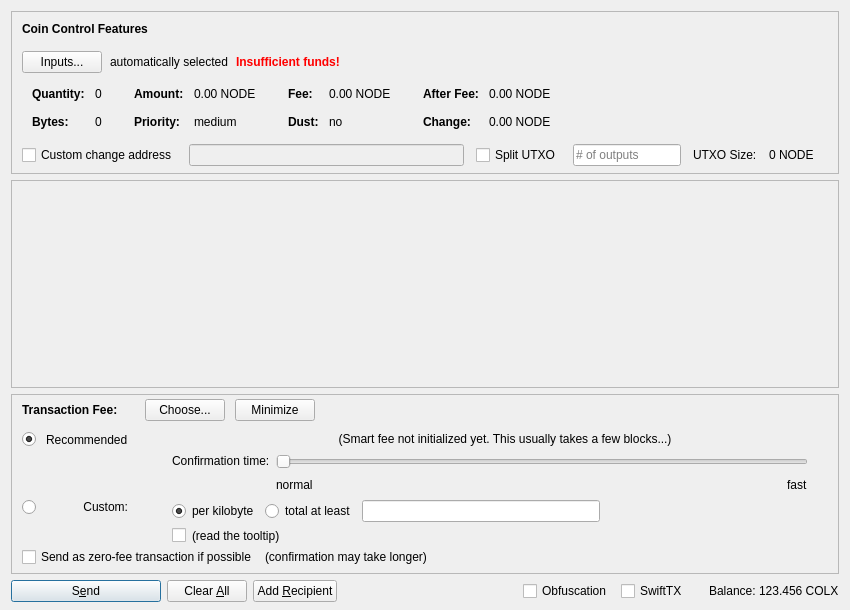
Qt form src/qt/forms/sendcoinsdialog.ui (zeronode-project/zeronode) before a commit.
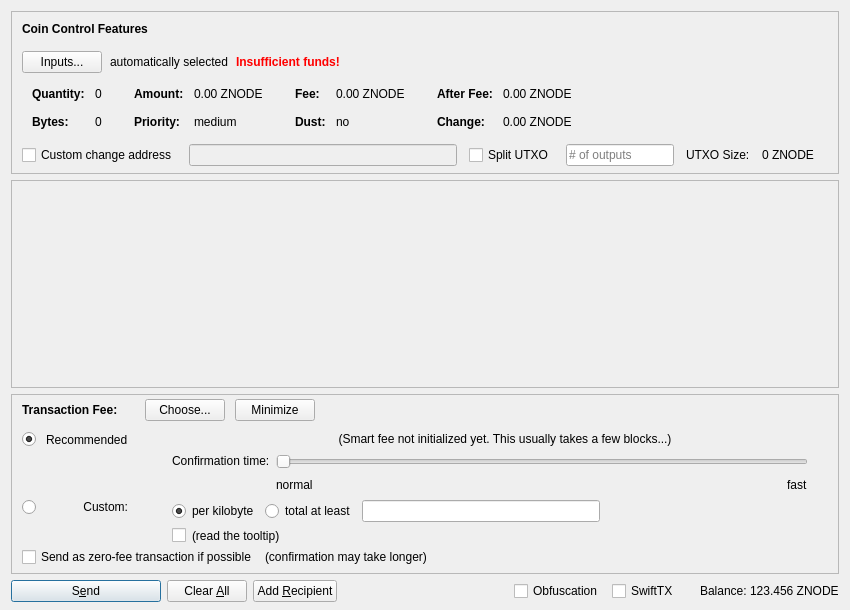
The same form after that commit. Icons and pictures are not drawn. Custom widgets are drawn as their Qt base class.

Patch:
```diff
--- a/src/qt/forms/sendcoinsdialog.ui
+++ b/src/qt/forms/sendcoinsdialog.ui
@@ -324,7 +324,7 @@
                   <enum>Qt::ActionsContextMenu</enum>
                  </property>
                  <property name="text">
-                  <string notr="true">0.00 NODE</string>
+                  <string notr="true">0.00 ZNODE</string>
                  </property>
                  <property name="textInteractionFlags">
                   <set>Qt::LinksAccessibleByMouse|Qt::TextSelectableByKeyboard|Qt::TextSelectableByMouse</set>
@@ -404,7 +404,7 @@
                   <enum>Qt::ActionsContextMenu</enum>
                  </property>
                  <property name="text">
-                  <string notr="true">0.00 NODE</string>
+                  <string notr="true">0.00 ZNODE</string>
                  </property>
                  <property name="textInteractionFlags">
                   <set>Qt::LinksAccessibleByMouse|Qt::TextSelectableByKeyboard|Qt::TextSelectableByMouse</set>
@@ -484,7 +484,7 @@
                   <enum>Qt::ActionsContextMenu</enum>
                  </property>
                  <property name="text">
-                  <string notr="true">0.00 NODE</string>
+                  <string notr="true">0.00 ZNODE</string>
                  </property>
                  <property name="textInteractionFlags">
                   <set>Qt::LinksAccessibleByMouse|Qt::TextSelectableByKeyboard|Qt::TextSelectableByMouse</set>
@@ -513,7 +513,7 @@
                   <enum>Qt::ActionsContextMenu</enum>
                  </property>
                  <property name="text">
-                  <string notr="true">0.00 NODE</string>
+                  <string notr="true">0.00 ZNODE</string>
                  </property>
                  <property name="textInteractionFlags">
                   <set>Qt::LinksAccessibleByMouse|Qt::TextSelectableByKeyboard|Qt::TextSelectableByMouse</set>
@@ -594,7 +594,7 @@
           <item>
            <widget class="QLabel" name="labelBlockSize">
             <property name="text">
-             <string>0 NODE</string>
+             <string>0 ZNODE</string>
             </property>
            </widget>
           </item>
@@ -1435,7 +1435,7 @@
           <cursorShape>IBeamCursor</cursorShape>
          </property>
          <property name="text">
-          <string notr="true">123.456 COLX</string>
+          <string notr="true">123.456 ZNODE</string>
          </property>
          <property name="textInteractionFlags">
           <set>Qt::LinksAccessibleByMouse|Qt::TextSelectableByKeyboard|Qt::TextSelectableByMouse</set>
```
Left out of the diff: 16 changed lines with no effect on the pictures.
